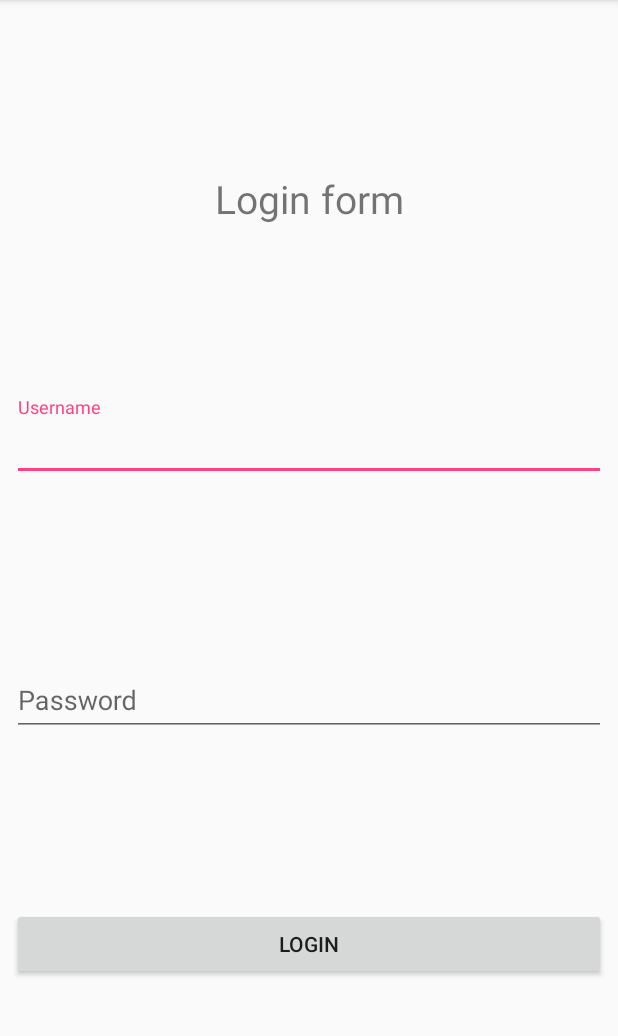
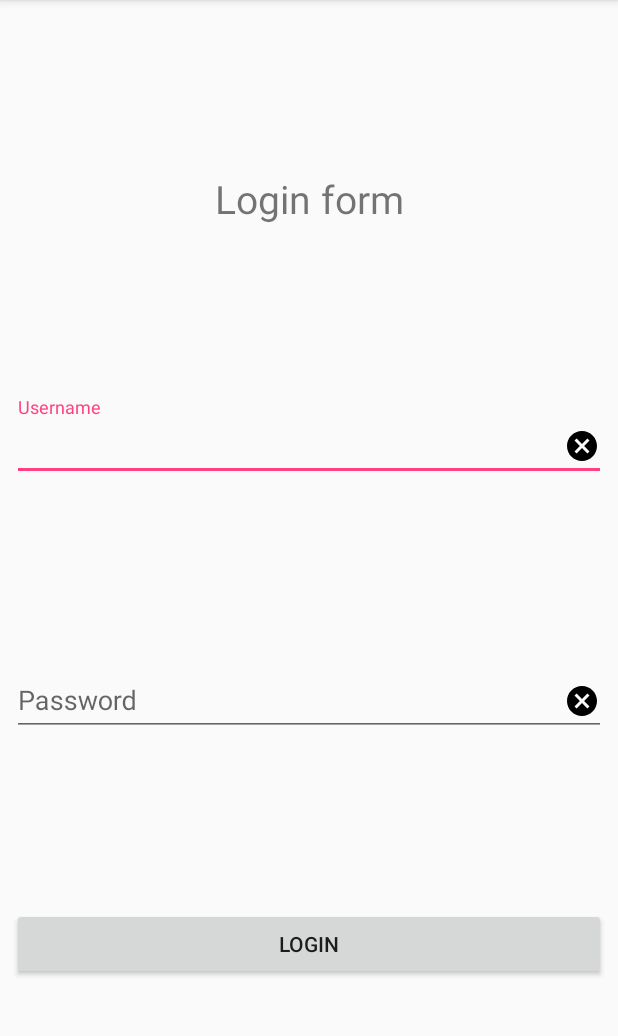
Before and after one commit to DmytroBatyuk/Clearable-EditText-Implementation, an Android app: the screen it shows after launch (MainActivity), on a phone screen of 412 x 824 dp, the part 84-1120 px from its top. Run offline under Robolectric (Android 15) with nearby library versions, the phone set to English and light mode, and no system bars.

Commit message:
added right drawable to edit texts in xml layout

```diff
--- a/app/src/main/res/layout/activity_main.xml
+++ b/app/src/main/res/layout/activity_main.xml
@@ -39,6 +39,7 @@
                 android:id="@+id/username_text"
                 android:layout_width="match_parent"
                 android:layout_height="wrap_content"
+                android:drawableRight="@drawable/ic_cancel_black_24dp"
                 android:hint="Username" />
         </android.support.design.widget.TextInputLayout>
 
@@ -58,8 +59,9 @@
                 android:id="@+id/password_text"
                 android:layout_width="match_parent"
                 android:layout_height="wrap_content"
-                android:inputType="textPassword"
-                android:hint="Password" />
+                android:drawableRight="@drawable/ic_cancel_black_24dp"
+                android:hint="Password"
+                android:inputType="textPassword" />
         </android.support.design.widget.TextInputLayout>
 
         <android.support.v7.widget.AppCompatButton
```
